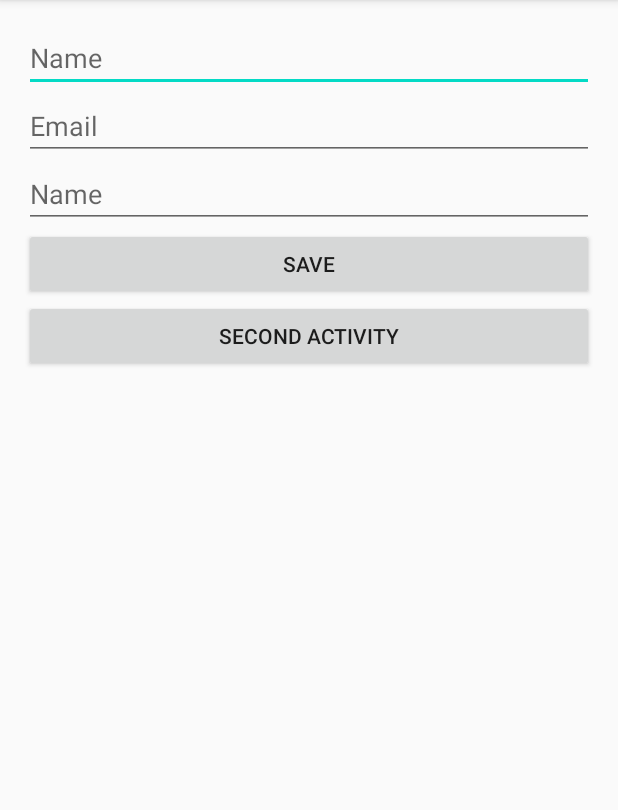
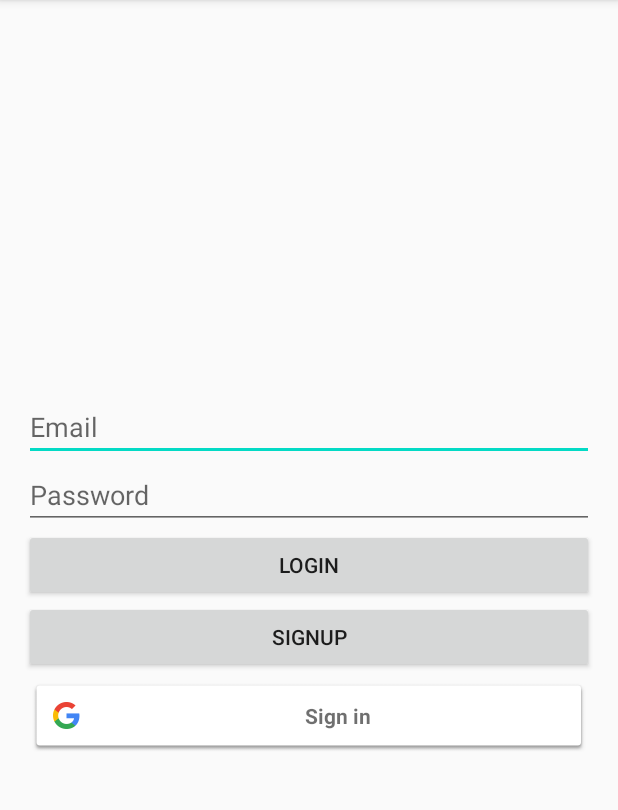
Before and after one commit to jahed8080/loginSingup, an Android app: the screen it shows after launch (MainActivity before the commit, LoginActivity after it), on a phone screen of 412 x 824 dp, the part 84-894 px from its top. Run offline under Robolectric (Android 15) with nearby library versions, the phone set to English and light mode, and no system bars; our stand-ins replace Firebase (no records; nobody signed in at launch, a user with empty details on screens opened directly).

Commit message:
04/03/2020

```diff
--- a/app/build.gradle
+++ b/app/build.gradle
@@ -30,6 +30,8 @@ dependencies {
     implementation 'androidx.appcompat:appcompat:1.0.2'
     implementation 'androidx.constraintlayout:constraintlayout:1.1.3'
     implementation 'com.google.firebase:firebase-database:16.0.4'
+    implementation 'com.google.firebase:firebase-auth:16.0.5'
+    implementation "com.google.android.gms:play-services-auth:17.0.0"
     testImplementation 'junit:junit:4.12'
     androidTestImplementation 'androidx.test.ext:junit:1.1.1'
     androidTestImplementation 'androidx.test.espresso:espresso-core:3.2.0'
--- a/app/src/main/AndroidManifest.xml
+++ b/app/src/main/AndroidManifest.xml
@@ -9,7 +9,9 @@
         android:roundIcon="@mipmap/ic_launcher_round"
         android:supportsRtl="true"
         android:theme="@style/AppTheme">
-        <activity android:name=".ui.UsersActivity"></activity>
+        <activity android:name=".ui.signup.SignupActivity"></activity>
+        <activity android:name=".ui.login.LoginActivity" />
+        <activity android:name=".ui.UsersActivity" />
         <activity android:name=".ui.MainActivity">
             <intent-filter>
                 <action android:name="android.intent.action.MAIN" />
--- a/app/src/main/java/com/example/firebasetest/ui/MainActivity.java
+++ b/app/src/main/java/com/example/firebasetest/ui/MainActivity.java
@@ -4,6 +4,7 @@ import androidx.appcompat.app.AppCompatActivity;
 
 import android.content.Intent;
 import android.os.Bundle;
+import android.util.Log;
 import android.view.View;
 import android.widget.Button;
 import android.widget.EditText;
@@ -12,24 +13,39 @@ import com.example.firebasetest.R;
 import com.example.firebasetest.firebase.MyDatabaseRef;
 import com.example.firebasetest.models.Product;
 import com.example.firebasetest.models.User;
+import com.example.firebasetest.ui.login.LoginActivity;
+import com.example.firebasetest.utils.BaseActivity;
+import com.google.firebase.auth.FirebaseAuth;
 import com.google.firebase.database.DatabaseReference;
 import com.google.firebase.database.FirebaseDatabase;
 
-public class MainActivity extends AppCompatActivity implements View.OnClickListener {
+public class MainActivity extends BaseActivity implements View.OnClickListener {
 
     private EditText etName,etEmail,etAge;
-    private Button btnSave,btnSecondActivity;
+    private Button btnSave,btnSecondActivity,btnLOgout;
 
     @Override
     protected void onCreate(Bundle savedInstanceState) {
         super.onCreate(savedInstanceState);
         setContentView(R.layout.activity_main);
 
+        if(FirebaseAuth.getInstance().getCurrentUser()==null){
+            startActivity(new Intent(getApplicationContext(), LoginActivity.class));
+            finish();
+            return;
+        }else{
+            Log.d("UUUUUUU",FirebaseAuth.getInstance().getCurrentUser().isEmailVerified()+"");
+        }
+
         initView();
 
 //        DatabaseReference rootREf = FirebaseDatabase.getInstance().getReference();
 //
 //        rootREf.child("ADDDD").setValue("hgdfjkgdfg");
+
+
+
+
     }
 
     private void initView() {
@@ -38,9 +54,11 @@ public class MainActivity extends AppCompatActivity implements View.OnClickListe
         etAge = findViewById(R.id.age);
         btnSave = findViewById(R.id.btn_save);
         btnSecondActivity = findViewById(R.id.btn_show);
+        btnLOgout = findViewById(R.id.logout);
 
         btnSave.setOnClickListener(this);
         btnSecondActivity.setOnClickListener(this);
+        btnLOgout.setOnClickListener(this);
     }
 
     @Override
@@ -59,17 +77,20 @@ public class MainActivity extends AppCompatActivity implements View.OnClickListe
 
             String key = userRef.push().getKey();
             user.setId(key);
-
-            userRef.push().setValue(user);
+            userRef.child(key).setValue(user);
 
 
-            Product product = new Product();
-            product.setName("T-Shirt");
-            product.setPrice(450);
-
-            MyDatabaseRef.getInstance().getProductsRef().push().setValue(product);
+//            Product product = new Product();
+//            product.setName("T-Shirt");
+//            product.setPrice(450);
+//
+//            MyDatabaseRef.getInstance().getProductsRef().push().setValue(product);
         }else if(v==btnSecondActivity){
             startActivity(new Intent(getApplicationContext(),UsersActivity.class));
+        }else if(v==btnLOgout){
+            FirebaseAuth.getInstance().signOut();
+            googleSignOut();
+            MainActivity.this.recreate();
         }
 
 
--- /dev/null
+++ b/app/src/main/java/com/example/firebasetest/ui/login/LoginActivity.java
@@ -0,0 +1,144 @@
+package com.example.firebasetest.ui.login;
+
+import androidx.annotation.NonNull;
+import androidx.annotation.Nullable;
+import androidx.appcompat.app.AppCompatActivity;
+
+import android.content.Intent;
+import android.os.Bundle;
+import android.util.Log;
+import android.view.View;
+import android.widget.Button;
+import android.widget.EditText;
+import android.widget.Toast;
+
+import com.example.firebasetest.R;
+import com.example.firebasetest.firebase.MyDatabaseRef;
+import com.example.firebasetest.models.User;
+import com.example.firebasetest.ui.MainActivity;
+import com.example.firebasetest.ui.signup.SignupActivity;
+import com.example.firebasetest.utils.BaseActivity;
+import com.google.android.gms.auth.api.Auth;
+import com.google.android.gms.auth.api.signin.GoogleSignInAccount;
+import com.google.android.gms.auth.api.signin.GoogleSignInOptions;
+import com.google.android.gms.auth.api.signin.GoogleSignInResult;
+import com.google.android.gms.common.ConnectionResult;
+import com.google.android.gms.common.SignInButton;
+import com.google.android.gms.common.api.GoogleApiClient;
+import com.google.android.gms.tasks.OnCompleteListener;
+import com.google.android.gms.tasks.Task;
+import com.google.firebase.auth.AuthCredential;
+import com.google.firebase.auth.AuthResult;
+import com.google.firebase.auth.FirebaseAuth;
+import com.google.firebase.auth.FirebaseUser;
+import com.google.firebase.auth.GoogleAuthProvider;
+import com.google.firebase.database.DatabaseError;
+import com.google.firebase.database.DatabaseReference;
+
+
+public class LoginActivity extends BaseActivity implements View.OnClickListener {
+
+    private static final int RC_SIGN_IN=5000;
+
+    EditText etEmail,etPAssword;
+    private Button btnLogin,btnSignUp;
+
+    SignInButton btnGoogle;
+
+
+
+    @Override
+    protected void onCreate(Bundle savedInstanceState) {
+        super.onCreate(savedInstanceState);
+        setContentView(R.layout.activity_login);
+        initView();
+    }
+
+    private void initView() {
+        etEmail = findViewById(R.id.email);
+        etPAssword = findViewById(R.id.password);
+        btnLogin = findViewById(R.id.login);
+        btnSignUp = findViewById(R.id.signup);
+        btnGoogle = findViewById(R.id.google);
+
+        btnLogin.setOnClickListener(this);
+        btnSignUp.setOnClickListener(this);
+        btnGoogle.setOnClickListener(this);
+    }
+
+    @Override
+    public void onClick(View v) {
+        if(v==btnLogin){
+
+            String email = etEmail.getText().toString().trim();
+            String password = etPAssword.getText().toString().trim();
+
+            FirebaseAuth.getInstance().signInWithEmailAndPassword(email,password)
+                    .addOnCompleteListener(new OnCompleteListener<AuthResult>() {
+                        @Override
+                        public void onComplete(@NonNull Task<AuthResult> task) {
+                            if(task.isSuccessful()){
+                                startActivity(new Intent(getApplicationContext(), MainActivity.class));
+                                finish();
+                            }else{
+                                Toast.makeText(LoginActivity.this, "LOgin Failed", Toast.LENGTH_SHORT).show();
+                            }
+
+                        }
+                    });
+
+        }else if(v==btnSignUp){
+            startActivity(new Intent(getApplicationContext(), SignupActivity.class));
+        }else if(v==btnGoogle){
+            Intent signInIntent = Auth.GoogleSignInApi.getSignInIntent(getGoogleApiClient());
+            startActivityForResult(signInIntent, RC_SIGN_IN);
+        }
+    }
+
+    @Override
+    protected void onActivityResult(int requestCode, int resultCode, @Nullable Intent data) {
+//        super.onActivityResult(requestCode, resultCode, data);
+
+
+        if(requestCode==RC_SIGN_IN ){
+            GoogleSignInResult result = Auth.GoogleSignInApi.getSignInResultFromIntent(data);
+
+            if(result.isSuccess()){
+                GoogleSignInAccount account = result.getSignInAccount();
+
+                AuthCredential credential = GoogleAuthProvider.getCredential(account.getIdToken(),null);
+
+                FirebaseAuth.getInstance().signInWithCredential(credential)
+                        .addOnCompleteListener(new OnCompleteListener<AuthResult>() {
+                            @Override
+                            public void onComplete(@NonNull Task<AuthResult> task) {
+                                if(task.isSuccessful()){
+
+
+                                    FirebaseUser firebaseUser = task.getResult().getUser();
+
+                                    User user = new User();
+                                    user.setId(firebaseUser.getUid());
+                                    user.setName(firebaseUser.getDisplayName());
+                                    user.setEmail(firebaseUser.getEmail());
+
+                                    MyDatabaseRef.getInstance().getUserRef().child(user.getId())
+                                            .setValue(user, new DatabaseReference.CompletionListener() {
+                                                @Override
+                                                public void onComplete(@Nullable DatabaseError databaseError, @NonNull DatabaseReference databaseReference) {
+                                                    startActivity(new Intent(getApplicationContext(),MainActivity.class));
+                                                }
+                                            });
+
+                                }else{
+                                    Toast.makeText(LoginActivity.this, "Auth Failed", Toast.LENGTH_SHORT).show();
+                                }
+                            }
+                        });
+
+            }else {
+                Log.d("ACCCOUNT",result.getStatus().getStatusCode()+"");
+            }
+        }
+    }
+}
--- /dev/null
+++ b/app/src/main/java/com/example/firebasetest/utils/BaseActivity.java
@@ -0,0 +1,49 @@
+package com.example.firebasetest.utils;
+
+import android.os.Bundle;
+import android.os.PersistableBundle;
+
+import androidx.annotation.NonNull;
+import androidx.annotation.Nullable;
+import androidx.appcompat.app.AppCompatActivity;
+
+import com.example.firebasetest.R;
+import com.google.android.gms.auth.api.Auth;
+import com.google.android.gms.auth.api.signin.GoogleSignInOptions;
+import com.google.android.gms.common.ConnectionResult;
+import com.google.android.gms.common.api.GoogleApiClient;
+
+public class BaseActivity extends AppCompatActivity {
+
+    private GoogleApiClient googleApiClient;
+
+    @Override
+    protected void onCreate(@Nullable Bundle savedInstanceState) {
+        super.onCreate(savedInstanceState);
+
+        GoogleSignInOptions gso = new GoogleSignInOptions.Builder(GoogleSignInOptions.DEFAULT_SIGN_IN)
+                .requestIdToken(getString(R.string.default_web_client_id))
+                .requestEmail()
+                .build();
+
+        googleApiClient = new GoogleApiClient.Builder(this)
+                .enableAutoManage(this, new GoogleApiClient.OnConnectionFailedListener() {
+                    @Override
+                    public void onConnectionFailed(@NonNull ConnectionResult connectionResult) {
+
+                    }
+                })
+                .addApi(Auth.GOOGLE_SIGN_IN_API,gso)
+                .build();
+    }
+
+
+    public GoogleApiClient getGoogleApiClient(){
+        return this.googleApiClient;
+    }
+
+    public void googleSignOut(){
+        Auth.GoogleSignInApi.signOut(googleApiClient);
+    }
+
+}
--- /dev/null
+++ b/app/src/main/res/layout/activity_login.xml
@@ -0,0 +1,50 @@
+<?xml version="1.0" encoding="utf-8"?>
+<RelativeLayout xmlns:android="http://schemas.android.com/apk/res/android"
+    xmlns:app="http://schemas.android.com/apk/res-auto"
+    xmlns:tools="http://schemas.android.com/tools"
+    android:layout_width="match_parent"
+    android:layout_height="match_parent"
+    android:padding="16dp"
+    tools:context=".ui.login.LoginActivity">
+
+
+    <LinearLayout
+        android:layout_width="match_parent"
+        android:layout_height="wrap_content"
+        android:layout_centerInParent="true"
+        android:orientation="vertical">
+
+        <EditText
+            android:layout_width="match_parent"
+            android:layout_height="wrap_content"
+            android:id="@+id/email"
+            android:inputType="textEmailAddress"
+            android:hint="Email"/>
+
+        <EditText
+            android:layout_width="match_parent"
+            android:layout_height="wrap_content"
+            android:id="@+id/password"
+            android:hint="Password"/>
+
+        <Button
+            android:layout_width="match_parent"
+            android:layout_height="wrap_content"
+            android:id="@+id/login"
+            android:text="login"/>
+
+        <Button
+            android:layout_width="match_parent"
+            android:layout_height="wrap_content"
+            android:id="@+id/signup"
+            android:text="signup"/>
+
+        <com.google.android.gms.common.SignInButton
+            android:layout_width="match_parent"
+            android:layout_height="wrap_content"
+            android:id="@+id/google"
+            android:padding="4dp"/>
+
+    </LinearLayout>
+
+</RelativeLayout>
--- a/app/src/main/res/layout/activity_main.xml
+++ b/app/src/main/res/layout/activity_main.xml
@@ -40,4 +40,10 @@
         android:id="@+id/btn_show"
         android:text="Second Activity"/>
 
+    <Button
+        android:layout_width="match_parent"
+        android:layout_height="wrap_content"
+        android:id="@+id/logout"
+        android:text="logout"/>
+
 </LinearLayout>
```
Also changed, not shown: app/src/main/java/com/example/firebasetest/firebase/MyDatabaseRef.java (+5 -5 lines), app/src/main/java/com/example/firebasetest/models/fir-test-d7b9a-export.json (added, +80 -0 lines), app/src/main/java/com/example/firebasetest/ui/UserAdapter.java (+23 -1 lines), app/src/main/java/com/example/firebasetest/ui/signup/SignupActivity.java (added, +55 -0 lines), app/src/main/res/layout/activity_signup.xml (added, +38 -0 lines), app/src/main/res/layout/item_user.xml (+21 -3 lines).
